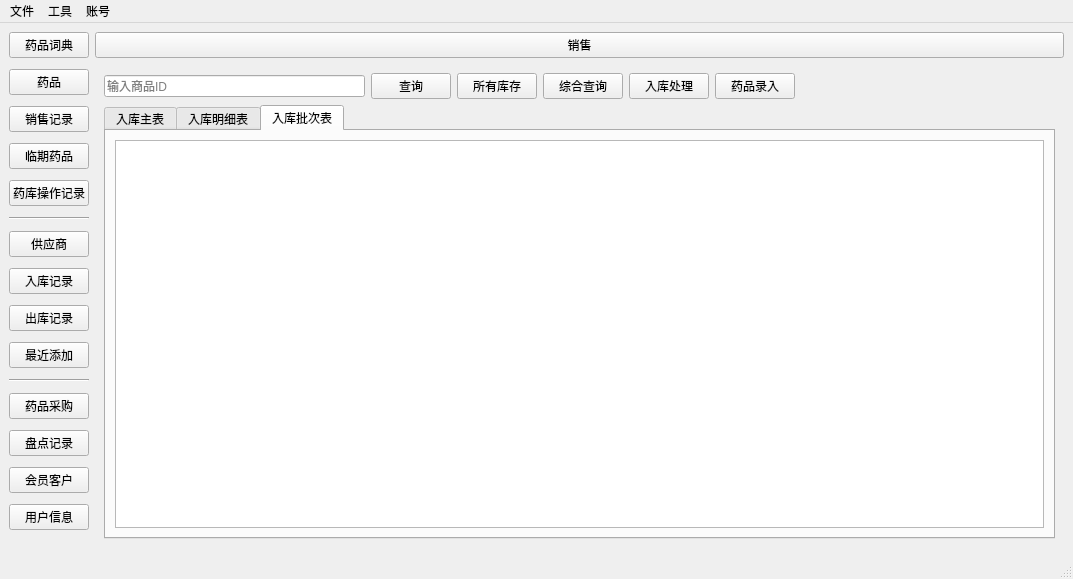
Before: the Qt Designer form ui_app/mainwondows.ui in live1089/pharmacy_system, drawn with Qt 5.
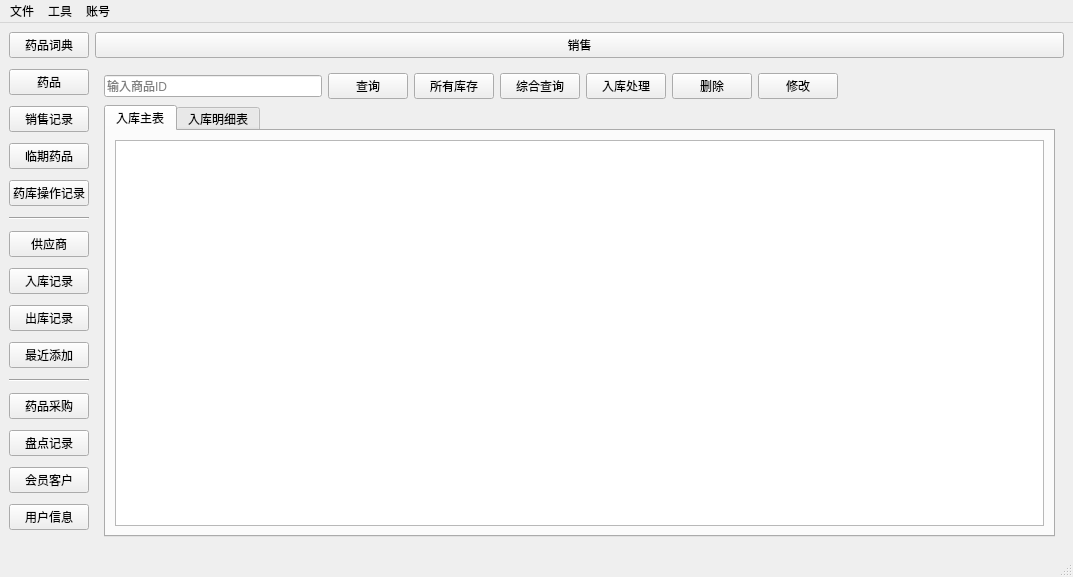
After: the same form once the commit is applied. The open tabs and pages were chosen to show the change. Icons and pictures are not drawn.

Diff of the .ui file:
```diff
--- a/ui_app/mainwondows.ui
+++ b/ui_app/mainwondows.ui
@@ -7,7 +7,7 @@
     <x>0</x>
     <y>0</y>
     <width>1073</width>
-    <height>579</height>
+    <height>577</height>
    </rect>
   </property>
   <property name="windowTitle">
@@ -447,7 +447,14 @@
             <item>
              <widget class="QPushButton" name="drug_entry_btn">
               <property name="text">
-               <string>药品录入</string>
+               <string>删除</string>
+              </property>
+             </widget>
+            </item>
+            <item>
+             <widget class="QPushButton" name="stock_mod_btn">
+              <property name="text">
+               <string>修改</string>
               </property>
              </widget>
             </item>
@@ -510,20 +517,6 @@
                 </item>
                </layout>
               </widget>
-              <widget class="QWidget" name="inventory_batch">
-               <attribute name="title">
-                <string>入库批次表</string>
-               </attribute>
-               <layout class="QGridLayout" name="gridLayout_20">
-                <item row="0" column="0">
-                 <layout class="QGridLayout" name="gridLayout_19">
-                  <item row="0" column="0">
-                   <widget class="QTableView" name="batch_tableView"/>
-                  </item>
-                 </layout>
-                </item>
-               </layout>
-              </widget>
              </widget>
             </item>
            </layout>
```
Left out of the diff: 16 changed lines with no effect on the pictures.
